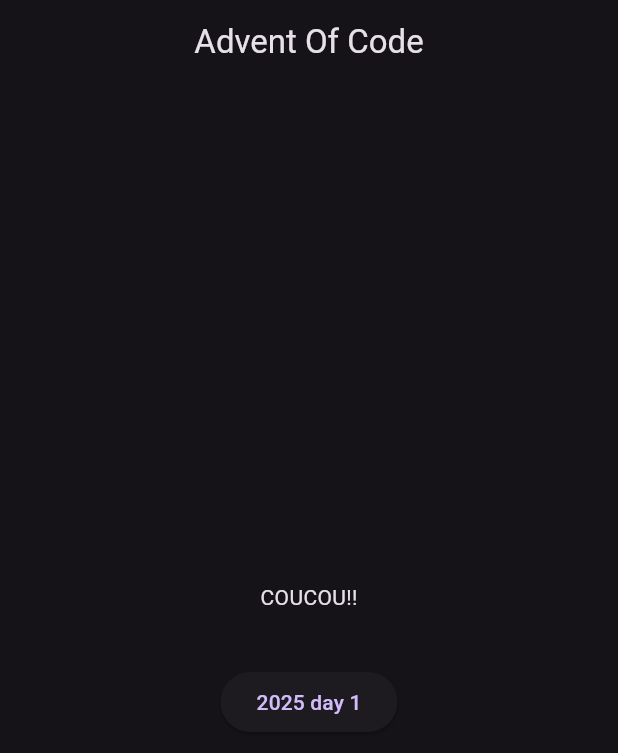
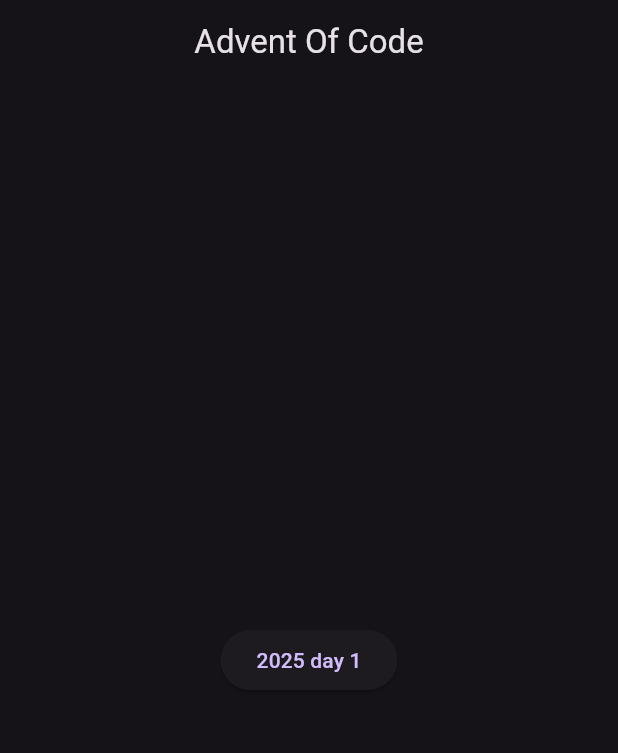
Before and after one commit to Alt257/AdventOfCode_flutter, a Flutter app: the screen it shows after launch, on a phone screen of 412 x 824 dp. Shown: the top 753 px of the screen. Run offline on Flutter 3.47's test engine with Material 3 defaults, Android fonts, the phone set to English and light mode, and no system bars; our stand-ins replace bloc, dio, flutter_bloc, flutter_dotenv, freezed_annotation, go_router.

Commit message:
remove COUCOU

```diff
--- a/lib/view/page/home.dart
+++ b/lib/view/page/home.dart
@@ -17,7 +17,6 @@
           mainAxisAlignment: MainAxisAlignment.center,
           spacing: 36,
           children: [
-            Text('COUCOU!!'),
             ElevatedButton(
               onPressed: () => context.go('/puzzle?year=2025&day=1'),
               child: Text('2025 day 1'),
```
Also changed, not shown: 1 other file.
